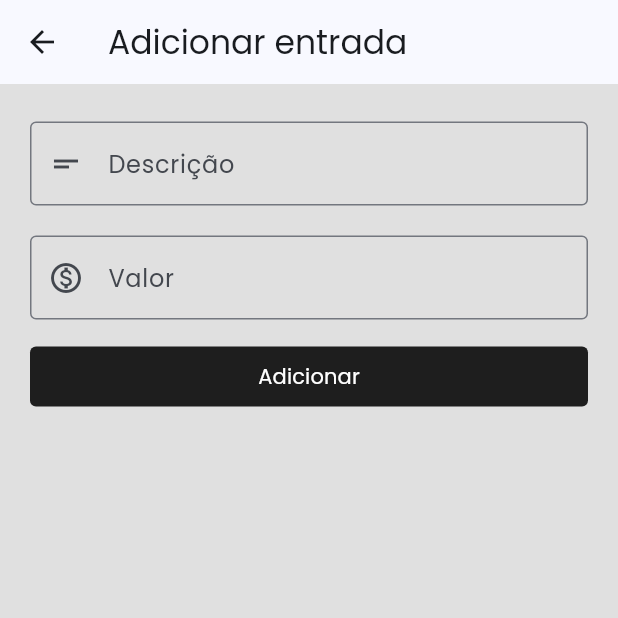
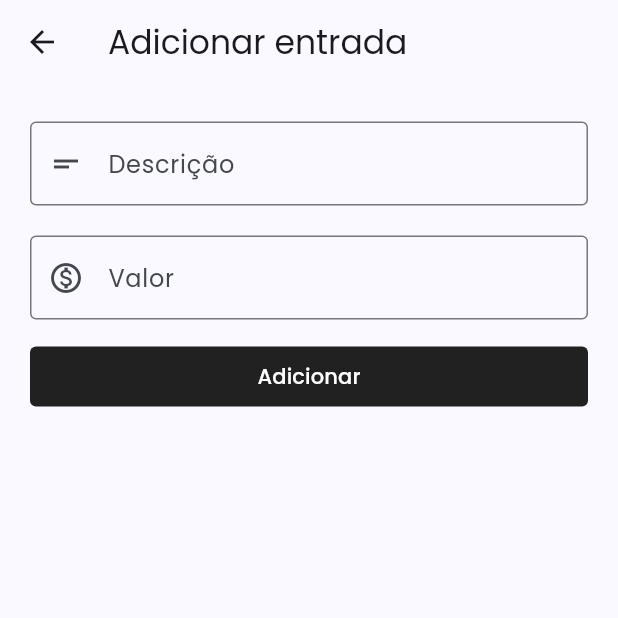
Before and after one commit to ermesonqueiroz/first_fruits, a Flutter app: the screen it shows after launch, after a tap on the "add" icon, on a phone screen of 412 x 824 dp, the top half of it. Run offline on Flutter 3.47's test engine with Material 3 defaults, Android fonts, the light colour scheme and no system bars; our stand-ins replace qr_flutter, shared_preferences, sqflite; accounts and stored records are empty.

Commit message:
feat: initial commit
v0.0.3-alpha

v0.0.4-alpha

v0.0.5-alpha

```diff
--- a/lib/main.dart
+++ b/lib/main.dart
@@ -1,5 +1,6 @@
 import 'package:first_fruits/pages/home_page.dart';
 import 'package:first_fruits/pages/register_income_page.dart';
+import 'package:first_fruits/pages/settings_page.dart';
 import 'package:flutter/material.dart';
 import 'package:intl/date_symbol_data_local.dart';
 
@@ -15,17 +16,15 @@ class MyApp extends StatelessWidget {
   @override
   Widget build(BuildContext context) {
     return MaterialApp(
-      title: 'Primeiros Frutos',
+      title: 'Primícias',
       theme: ThemeData(
         fontFamily: 'Poppins',
-        colorScheme: ColorScheme.fromSeed(
-          primary: Colors.black87,
-          seedColor: Colors.blue,
-        ),
+        colorScheme: ColorScheme.fromSeed(seedColor: Colors.blueAccent),
       ),
       initialRoute: '/',
       routes: {
         '/': (BuildContext context) => HomePage(),
+        '/settings': (BuildContext context) => SettingsPage(),
         '/register-income': (BuildContext context) => RegisterIncomePage(),
       },
     );
--- a/lib/pages/home_page.dart
+++ b/lib/pages/home_page.dart
@@ -1,7 +1,9 @@
 import 'package:first_fruits/domain/income.dart';
+import 'package:first_fruits/pages/income_details_page.dart';
 import 'package:first_fruits/services/database_service.dart';
-import 'package:first_fruits/util/transaction_card.dart';
+import 'package:first_fruits/util/card_widget.dart';
 import 'package:flutter/material.dart';
+import 'package:intl/intl.dart';
 
 class HomePage extends StatefulWidget {
   const HomePage({super.key});
@@ -20,50 +22,83 @@ class _HomePageState extends State<HomePage> {
   @override
   Widget build(BuildContext context) {
     final double topPadding = MediaQuery.of(context).padding.top;
+    final DateFormat dateFormat = DateFormat('dd.MM.yyyy');
+    final NumberFormat currencyFormat = NumberFormat.currency(
+      locale: 'pt_BR',
+      symbol: 'R\$',
+    );
 
     return Scaffold(
-      backgroundColor: Colors.grey[300],
       body: Padding(
-        padding: EdgeInsets.only(left: 40, right: 40, top: topPadding + 25),
+        padding: EdgeInsets.only(left: 24, right: 24, top: topPadding + 25),
         child: Column(
           crossAxisAlignment: CrossAxisAlignment.start,
           children: [
+            Row(
+              mainAxisAlignment: MainAxisAlignment.spaceBetween,
+              children: [
+                Text(
+                  'Primícias',
+                  style: TextStyle(fontSize: 36, fontWeight: FontWeight.bold),
+                ),
+                IconButton(
+                  onPressed: () => Navigator.pushNamed(context, '/settings'),
+                  icon: Icon(
+                    Icons.settings,
+                    color: Color.fromARGB(255, 34, 34, 34),
+                  ),
+                ),
+              ],
+            ),
             Text(
               'Honrando a Deus em todas as coisas',
               style: TextStyle(fontSize: 16, height: 0.6),
             ),
-            Text(
-              'PRIMEIROS FRUTOS',
-              style: TextStyle(fontSize: 36, fontWeight: FontWeight.bold),
-            ),
-            SizedBox(height: 32),
-            Text(
-              'Últimas transações',
-              style: TextStyle(fontSize: 20, fontWeight: FontWeight.bold),
-            ),
-            SizedBox(height: 8),
-            Divider(color: Colors.grey[400], height: 0),
+            SizedBox(height: 12),
+            Expanded(
+              child: SingleChildScrollView(
+                child: Column(
+                  crossAxisAlignment: CrossAxisAlignment.start,
+                  children: [
+                    SizedBox(height: 24),
+                    Text('Últimas transações', style: TextStyle(fontSize: 16)),
                     FutureBuilder(
                       future: _getIncomes(),
                       builder: (BuildContext context, snapshot) {
-                if (snapshot.connectionState == ConnectionState.waiting) {
+                        if (snapshot.connectionState ==
+                            ConnectionState.waiting) {
                           return Center(child: CircularProgressIndicator());
                         }
-                return Expanded(
-                  child: SingleChildScrollView(
-                    child: Column(
+                        return Column(
                           spacing: 10,
                           children: [
                             SizedBox(height: 2),
-                        ...snapshot.data!
-                            .map((Income income) => TransactionCard(income))
-                            .toList(),
+                            ...snapshot.data!.map(
+                              (Income income) => GestureDetector(
+                                onTap: () => Navigator.push(
+                                  context,
+                                  MaterialPageRoute(
+                                    builder: (context) =>
+                                        IncomeDetailsPage(income),
+                                  ),
+                                ),
+                                child: CardWidget(
+                                  title: income.description,
+                                  description: currencyFormat.format(
+                                    income.value,
+                                  ),
+                                  bottom: dateFormat.format(DateTime.now()),
+                                ),
+                              ),
+                            ),
                             SizedBox(height: 30),
+                          ],
+                        );
+                      },
+                    ),
                   ],
                 ),
               ),
-                );
-              },
             ),
           ],
         ),
@@ -76,8 +111,12 @@ class _HomePageState extends State<HomePage> {
           ).then((_) => setState(() {}));
         },
         tooltip: 'Adicionar entrada',
-        backgroundColor: Colors.black87,
-        child: const Icon(Icons.add, color: Colors.white, size: 28),
+        backgroundColor: Colors.white,
+        child: const Icon(
+          Icons.add,
+          color: Color.fromARGB(255, 34, 34, 34),
+          size: 28,
+        ),
       ),
     );
   }
--- a/lib/pages/register_income_page.dart
+++ b/lib/pages/register_income_page.dart
@@ -42,7 +42,6 @@ class _RegisterIncomePageState extends State<RegisterIncomePage> {
         FocusScope.of(context).unfocus();
       },
       child: Scaffold(
-        backgroundColor: Colors.grey[300],
         appBar: AppBar(title: Text('Adicionar entrada')),
         body: SafeArea(
           child: Padding(
--- a/pubspec.yaml
+++ b/pubspec.yaml
@@ -38,6 +38,7 @@ dependencies:
   sqflite: ^2.4.2
   path: ^1.9.1
   qr_flutter: ^4.1.0
+  shared_preferences: ^2.5.3
 
 dev_dependencies:
   flutter_test:
@@ -76,5 +77,7 @@ flutter:
     - family: Poppins
       fonts:
         - asset: assets/fonts/Poppins/Poppins-Bold.ttf
+        - asset: assets/fonts/Poppins/Poppins-Medium.ttf
+          weight: 500
         - asset: assets/fonts/Poppins/Poppins-Regular.ttf
           weight: 700
```
Also changed, not shown: lib/pages/income_details_page.dart (+69 -15 lines), lib/pages/pix_page.dart (+22 -21 lines), lib/pages/settings_page.dart (added, +148 -0 lines), lib/util/card_widget.dart (added, +61 -0 lines), lib/util/income_details_card.dart (deleted, +0 -61 lines), lib/util/transaction_card.dart (deleted, +0 -68 lines), pubspec.lock, 71 other files. Lines whose indentation alone changed are shown as unchanged.
